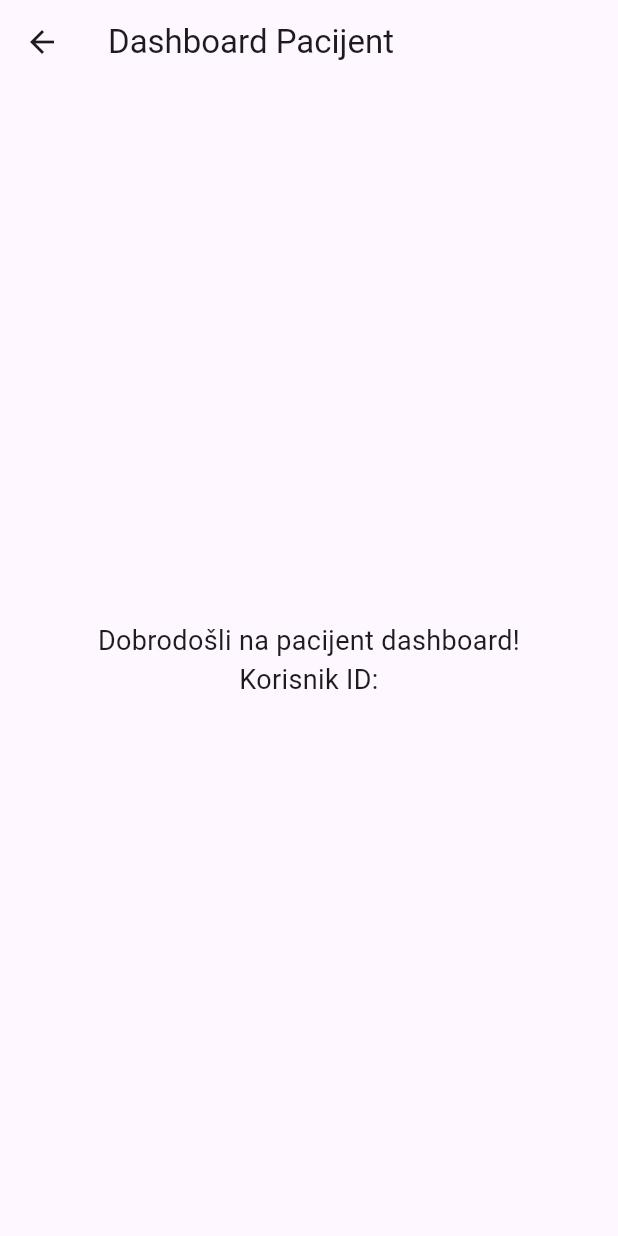
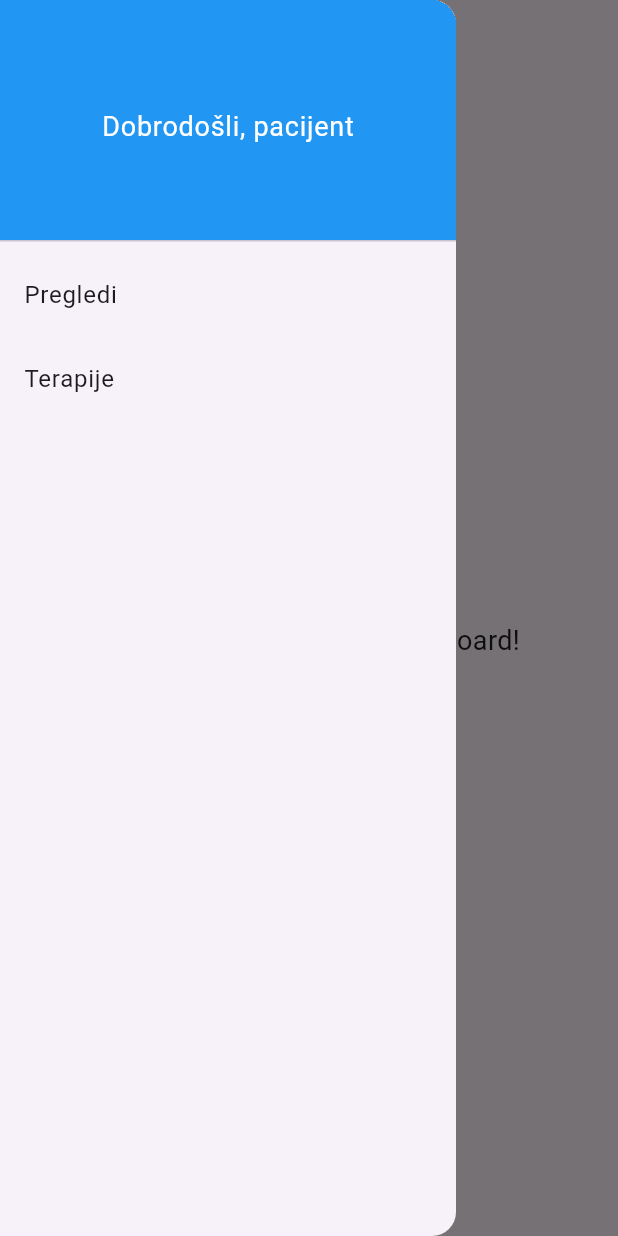
Before and after one commit to avoloder9/eBolnica-RS2, a Flutter app: the DashboardPatient screen opened directly with empty values, with the side drawer open (before the commit the screen has no drawer), on a phone screen of 412 x 824 dp. Run offline on Flutter 3.47's test engine with Material 3 defaults, Android fonts, the phone set to English and light mode, and no system bars; our stand-ins replace another_flushbar.

Commit message:
Add patient list, filtering, and method for adding patients from admin dashboard

```diff
--- /dev/null
+++ b/eBolnica/UI/ebolnica_desktop/lib/models/korisnik_model.dart
@@ -0,0 +1,31 @@
+import 'package:json_annotation/json_annotation.dart';
+
+part 'korisnik_model.g.dart';
+
+@JsonSerializable()
+class Korisnik {
+  final String ime;
+  final String prezime;
+  final String email;
+  final String korisnickoIme;
+  final DateTime datumRodjenja;
+  final String? telefon;
+  final String? spol;
+  final bool status;
+
+  Korisnik({
+    required this.ime,
+    required this.prezime,
+    required this.email,
+    required this.korisnickoIme,
+    required this.datumRodjenja,
+    this.telefon,
+    this.spol,
+    required this.status,
+  });
+
+  factory Korisnik.fromJson(Map<String, dynamic> json) =>
+      _$KorisnikFromJson(json);
+
+  Map<String, dynamic> toJson() => _$KorisnikToJson(this);
+}
--- a/eBolnica/UI/ebolnica_desktop/lib/models/pacijent_model.dart
+++ b/eBolnica/UI/ebolnica_desktop/lib/models/pacijent_model.dart
@@ -1,15 +1,16 @@
+import 'package:ebolnica_desktop/models/korisnik_model.dart';
 import 'package:json_annotation/json_annotation.dart';
 import 'dart:typed_data';
 part 'pacijent_model.g.dart';
 
 @JsonSerializable()
 class Pacijent {
-  String ime;
-  String prezime;
-  String email;
-  String korisnickoIme;
-  String lozinka;
-  String lozinkaPotvrda;
+  String? ime;
+  String? prezime;
+  String? email;
+  String? korisnickoIme;
+  String? lozinka;
+  String? lozinkaPotvrda;
   @JsonKey(fromJson: _bytesFromJson, toJson: _bytesToJson)
   Uint8List? slika;
 
@@ -19,30 +20,31 @@ class Pacijent {
   DateTime? datumRodjenja;
   String? telefon;
   String? spol;
-  bool status;
-  int brojZdravstveneKartice;
-  String adresa;
-  int dob;
-
+  bool? status;
+  int? brojZdravstveneKartice;
+  String? adresa;
+  int? dob;
+  final Korisnik? korisnik;
   @JsonKey(includeFromJson: false, includeToJson: false)
   int? korisnikId;
   Pacijent({
-    required this.ime,
-    required this.prezime,
-    required this.email,
-    required this.korisnickoIme,
-    required this.lozinka,
-    required this.lozinkaPotvrda,
+    this.ime,
+    this.prezime,
+    this.email,
+    this.korisnickoIme,
+    this.lozinka,
+    this.lozinkaPotvrda,
     this.slika,
     this.slikaThumb,
     this.datumRodjenja,
     this.telefon,
     this.spol,
     this.status = true,
-    required this.brojZdravstveneKartice,
-    required this.adresa,
-    required this.dob,
+    this.brojZdravstveneKartice,
+    this.adresa,
+    this.dob,
     this.korisnikId,
+    this.korisnik,
   });
 
   factory Pacijent.fromJson(Map<String, dynamic> json) =>
--- /dev/null
+++ b/eBolnica/UI/ebolnica_desktop/lib/models/search_result.dart
@@ -0,0 +1,4 @@
+class SearchResult<T> {
+  int count = 0;
+  List<T> result = [];
+}
--- /dev/null
+++ b/eBolnica/UI/ebolnica_desktop/lib/providers/pacijent_provider.dart
@@ -0,0 +1,11 @@
+import 'package:ebolnica_desktop/models/pacijent_model.dart';
+import 'package:ebolnica_desktop/providers/base_provider.dart';
+
+class PacijentProvider extends BaseProvider<Pacijent> {
+  PacijentProvider() : super("Pacijent");
+
+  @override
+  Pacijent fromJson(data) {
+    return Pacijent.fromJson(data);
+  }
+}
--- a/eBolnica/UI/ebolnica_desktop/lib/screens/dashboard_admin.dart
+++ b/eBolnica/UI/ebolnica_desktop/lib/screens/dashboard_admin.dart
@@ -1,3 +1,4 @@
+import 'package:ebolnica_desktop/screens/side_bar.dart';
 import 'package:flutter/material.dart';
 
 class DashboardAdmin extends StatelessWidget {
@@ -8,6 +9,7 @@ class DashboardAdmin extends StatelessWidget {
   Widget build(BuildContext context) {
     return Scaffold(
       appBar: AppBar(title: const Text('Dashboard Administrator')),
+      drawer: const SideBar(userType: 'administrator'),
       body: const Center(
         child: Text(
           "Dobrodošli na administratorski dashboard!\nKorisnik ID:",
--- a/eBolnica/UI/ebolnica_desktop/lib/screens/dashboard_doctor.dart
+++ b/eBolnica/UI/ebolnica_desktop/lib/screens/dashboard_doctor.dart
@@ -1,3 +1,4 @@
+import 'package:ebolnica_desktop/screens/side_bar.dart';
 import 'package:flutter/material.dart';
 
 class DashboardDoctor extends StatelessWidget {
@@ -8,6 +9,7 @@ class DashboardDoctor extends StatelessWidget {
   Widget build(BuildContext context) {
     return Scaffold(
       appBar: AppBar(title: const Text('Dashboard Doktor')),
+      drawer: const SideBar(userType: 'doktor'),
       body: const Center(
         child: Text(
           "Dobrodošli na doktorski dashboard!\nKorisnik ID:",
--- a/eBolnica/UI/ebolnica_desktop/lib/screens/dashboard_medical_staff.dart
+++ b/eBolnica/UI/ebolnica_desktop/lib/screens/dashboard_medical_staff.dart
@@ -1,3 +1,4 @@
+import 'package:ebolnica_desktop/screens/side_bar.dart';
 import 'package:flutter/material.dart';
 
 class DashboardMedicalStaff extends StatelessWidget {
@@ -8,6 +9,7 @@ class DashboardMedicalStaff extends StatelessWidget {
   Widget build(BuildContext context) {
     return Scaffold(
       appBar: AppBar(title: const Text('Dashboard Medicinsko osoblje')),
+      drawer: const SideBar(userType: 'medicinsko osoblje'),
       body: const Center(
         child: Text(
           "Dobrodošli na medicinsko osoblje dashboard!\nKorisnik ID:",
--- a/eBolnica/UI/ebolnica_desktop/lib/screens/dashboard_patient.dart
+++ b/eBolnica/UI/ebolnica_desktop/lib/screens/dashboard_patient.dart
@@ -1,3 +1,4 @@
+import 'package:ebolnica_desktop/screens/side_bar.dart';
 import 'package:flutter/material.dart';
 
 class DashboardPatient extends StatelessWidget {
@@ -7,6 +8,7 @@ class DashboardPatient extends StatelessWidget {
   Widget build(BuildContext context) {
     return Scaffold(
       appBar: AppBar(title: const Text('Dashboard Pacijent')),
+      drawer: const SideBar(userType: 'pacijent'),
       body: const Center(
         child: Text(
           'Dobrodošli na pacijent dashboard!\nKorisnik ID:  ',
--- /dev/null
+++ b/eBolnica/UI/ebolnica_desktop/lib/screens/side_bar.dart
@@ -0,0 +1,68 @@
+import 'package:ebolnica_desktop/screens/pacijent_list_screen.dart';
+import 'package:flutter/material.dart';
+
+class SideBar extends StatelessWidget {
+  final String userType;
+
+  const SideBar({super.key, required this.userType});
+
+  @override
+  Widget build(BuildContext context) {
+    final Map<String, List<Map<String, dynamic>>> menuItems = {
+      'administrator': [
+        {'label': 'Dashboard', 'route': '/dashboard'},
+        {'label': 'Doktori', 'route': '/doktori'},
+        {
+          'label': 'Pacijenti',
+          'route': (BuildContext context) => const PacijentListScreen()
+        },
+        {'label': 'Odjeli', 'route': '/odjeli'},
+      ],
+      'doktor': [
+        {'label': 'Pregledi', 'route': '/pregledi'},
+        {'label': 'Pacijenti', 'route': '/pacijenti'},
+        {'label': 'Odjeli', 'route': '/odjeli'},
+      ],
+      'pacijent': [
+        {'label': 'Pregledi', 'route': '/pregledi'},
+        {'label': 'Terapije', 'route': '/terapije'},
+      ],
+      'medicinsko osoblje': [
+        {'label': 'Odjeli', 'route': '/odjeli'},
+        {'label': 'Pregledi', 'route': '/pregledi'},
+        {'label': 'Pacijenti', 'route': '/pacijenti'},
+      ],
+    };
+    return Drawer(
+      child: ListView(
+        children: [
+          DrawerHeader(
+            decoration: const BoxDecoration(color: Colors.blue),
+            child: ConstrainedBox(
+              constraints: const BoxConstraints(maxHeight: 20),
+              child: Center(
+                child: Text(
+                  'Dobrodošli, $userType',
+                  style: const TextStyle(color: Colors.white, fontSize: 18),
+                ),
+              ),
+            ),
+          ),
+          ...menuItems[userType]!.map((item) {
+            return Center(
+              child: ListTile(
+                title: Text(item['label']!),
+                onTap: () {
+                  Navigator.push(
+                    context,
+                    MaterialPageRoute(builder: item['route']),
+                  );
+                },
+              ),
+            );
+          }).toList(),
+        ],
+      ),
+    );
+  }
+}
--- a/eBolnica/UI/ebolnica_desktop/pubspec.yaml
+++ b/eBolnica/UI/ebolnica_desktop/pubspec.yaml
@@ -38,6 +38,8 @@ dependencies:
   json_annotation: ^4.9.0
   another_flushbar: ^1.12.30
   flutter_datetime_picker: ^1.5.1
+  provider: ^6.1.2
+  intl: ^0.20.0
 dev_dependencies:
   flutter_test:
     sdk: flutter
```
Also changed, not shown: eBolnica/UI/ebolnica_desktop/lib/main.dart (+9 -2 lines), eBolnica/UI/ebolnica_desktop/lib/providers/base_provider.dart (added, +144 -0 lines), eBolnica/UI/ebolnica_desktop/lib/screens/pacijent_list_screen.dart (added, +343 -0 lines), eBolnica/UI/ebolnica_desktop/lib/screens/registration.dart (+10 -0 lines), eBolnica/UI/ebolnica_desktop/lib/utils/icons.dart (added, +9 -0 lines), eBolnica/UI/ebolnica_desktop/lib/utils/utils.dart (added, +16 -0 lines), eBolnica/UI/ebolnica_desktop/assets/images/osoba.jpg (added), eBolnica/UI/ebolnica_desktop/lib/models/korisnik_model.g.dart (added), eBolnica/UI/ebolnica_desktop/lib/models/pacijent_model.g.dart, eBolnica/UI/ebolnica_desktop/pubspec.lock.
